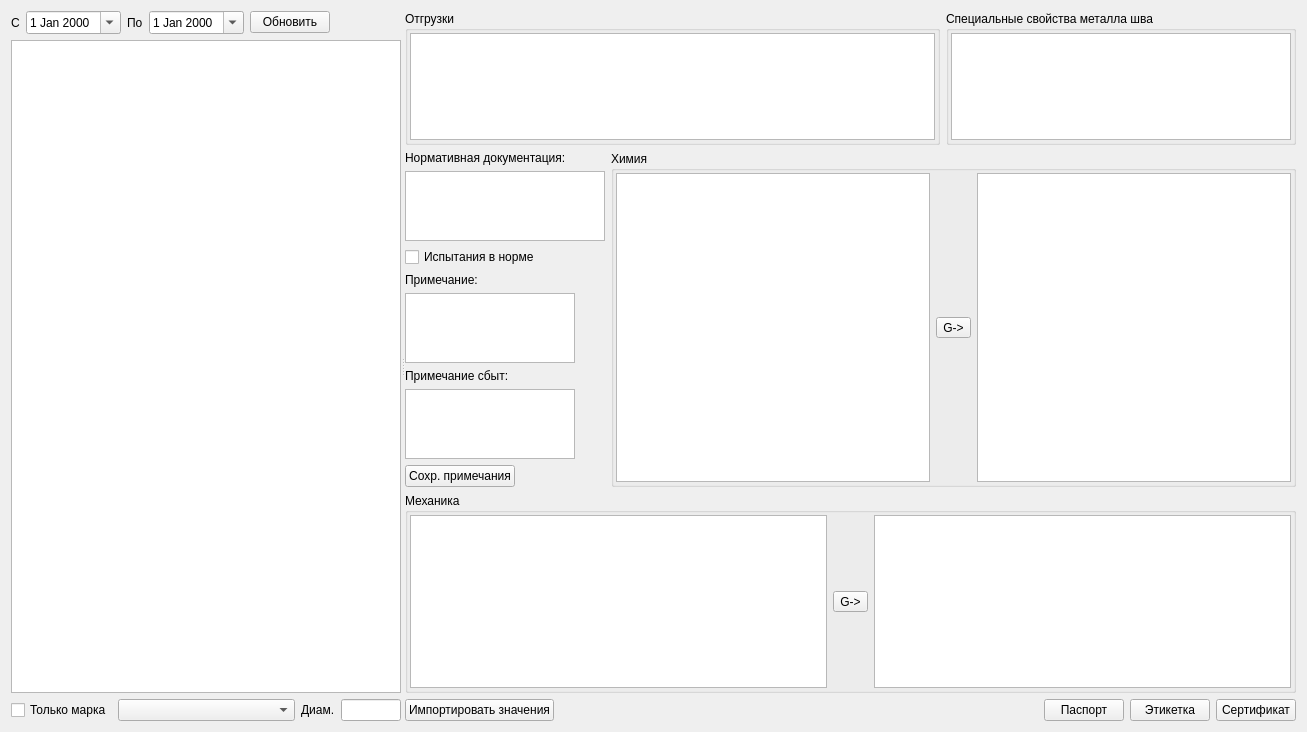
Qt form formpartel/formpartel.ui (Sergeyego/certificates) before a commit.
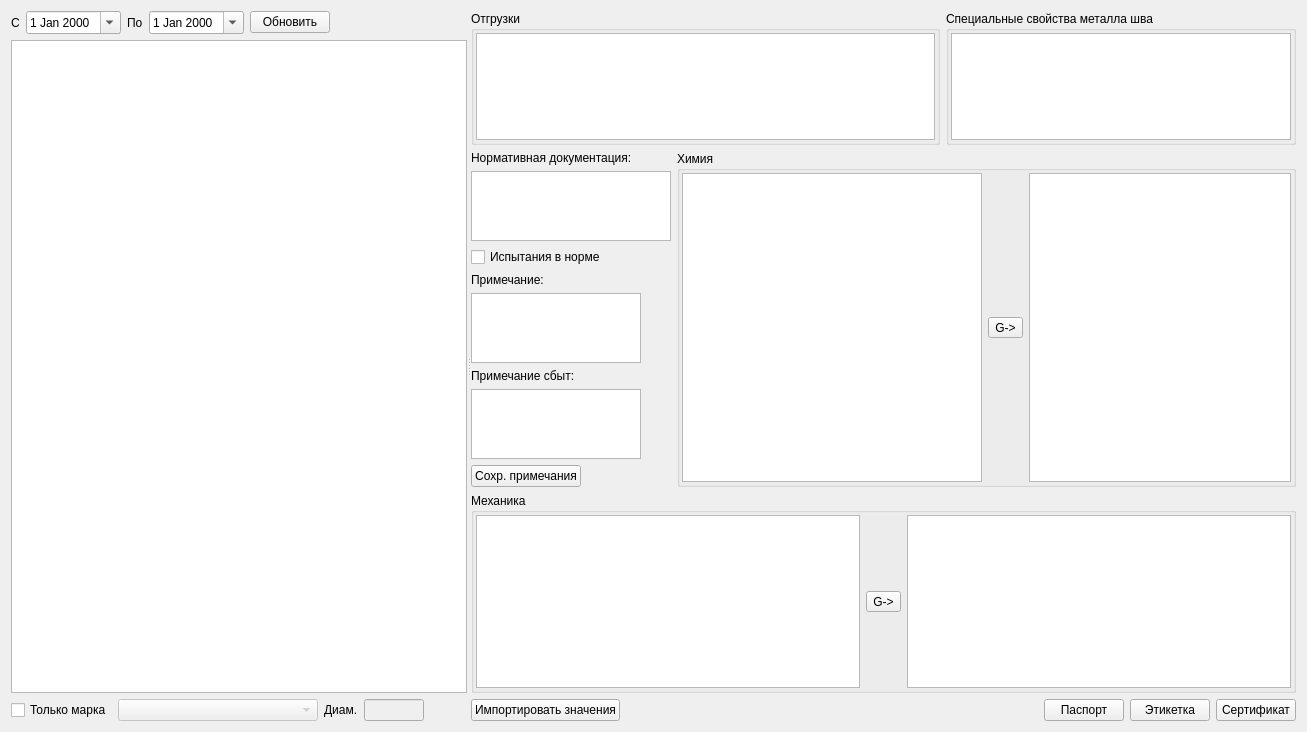
The same form after that commit. Custom widgets are drawn as their Qt base class.

```diff
--- a/formpartel/formpartel.ui
+++ b/formpartel/formpartel.ui
@@ -74,7 +74,17 @@
         </layout>
        </item>
        <item>
-        <widget class="RestTableView" name="tableViewPart"/>
+        <widget class="RestTableView" name="tableViewPart">
+         <property name="selectionMode">
+          <enum>QAbstractItemView::SelectionMode::SingleSelection</enum>
+         </property>
+         <property name="selectionBehavior">
+          <enum>QAbstractItemView::SelectionBehavior::SelectRows</enum>
+         </property>
+         <attribute name="verticalHeaderVisible">
+          <bool>false</bool>
+         </attribute>
+        </widget>
        </item>
        <item>
         <layout class="QHBoxLayout" name="horizontalLayout_2">
@@ -92,7 +102,17 @@
           </widget>
          </item>
          <item>
-          <widget class="RestComboBox" name="comboBoxMark"/>
+          <widget class="RestComboBox" name="comboBoxMark">
+           <property name="enabled">
+            <bool>false</bool>
+           </property>
+           <property name="minimumSize">
+            <size>
+             <width>200</width>
+             <height>0</height>
+            </size>
+           </property>
+          </widget>
          </item>
          <item>
           <widget class="QLabel" name="label_3">
@@ -109,6 +129,9 @@
          </item>
          <item>
           <widget class="QLineEdit" name="lineEditDiam">
+           <property name="enabled">
+            <bool>false</bool>
+           </property>
            <property name="maximumSize">
             <size>
              <width>60</width>
@@ -117,6 +140,19 @@
            </property>
           </widget>
          </item>
+         <item>
+          <spacer name="horizontalSpacer_3">
+           <property name="orientation">
+            <enum>Qt::Orientation::Horizontal</enum>
+           </property>
+           <property name="sizeHint" stdset="0">
+            <size>
+             <width>40</width>
+             <height>20</height>
+            </size>
+           </property>
+          </spacer>
+         </item>
         </layout>
        </item>
       </layout>
```
